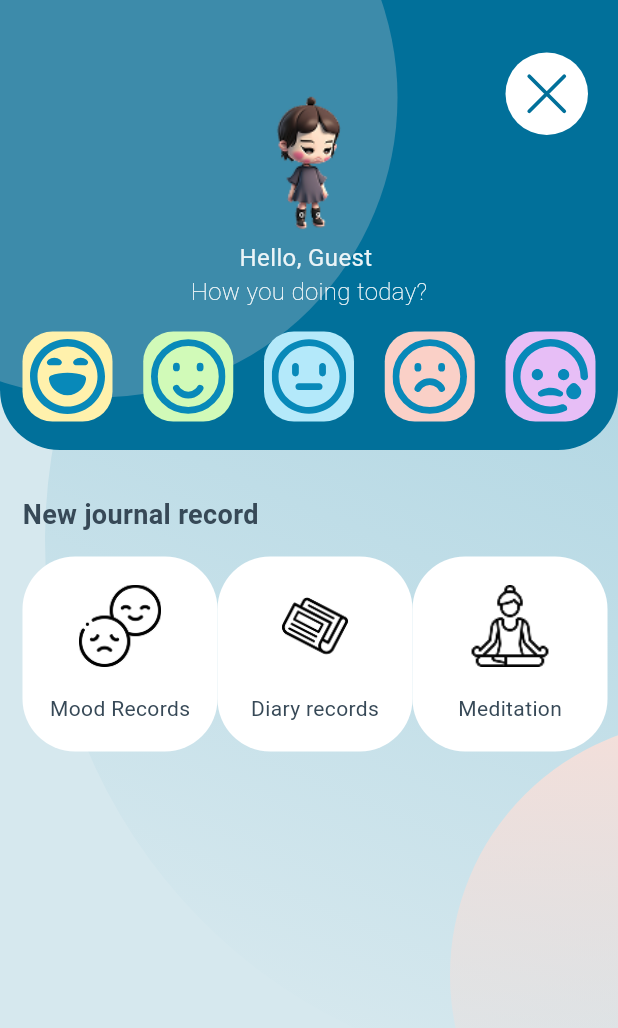
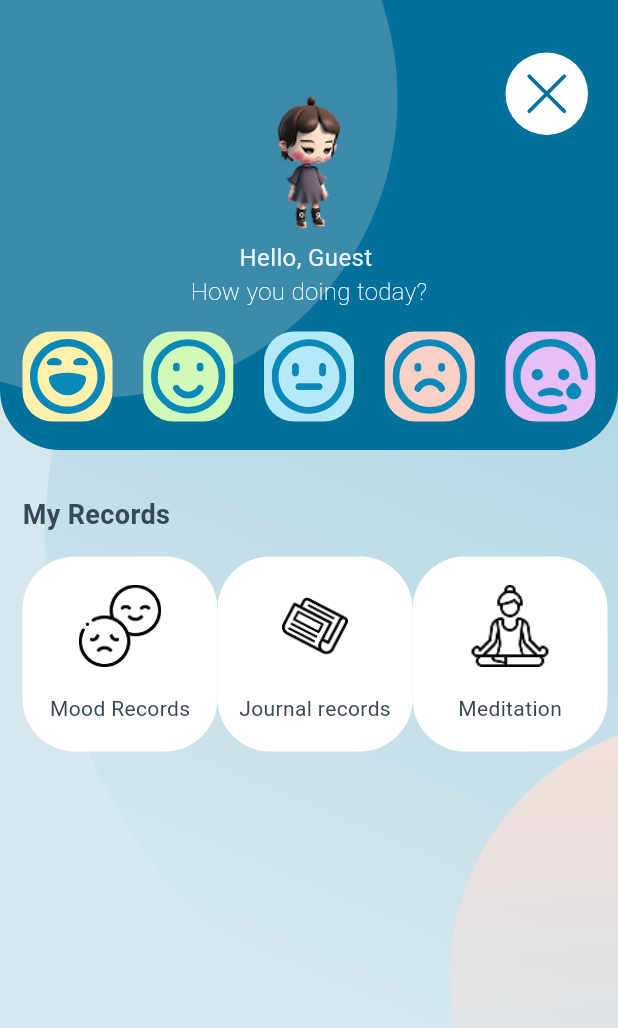
Before and after one commit to Maliikx/soul_support, a Flutter app: the profile_screen screen opened directly, on a phone screen of 412 x 824 dp. Shown: the top 1028 px of the screen. Run offline on Flutter 3.47's test engine with Material 3 defaults, Android fonts, the phone set to English and light mode, and no system bars; our stand-ins replace bloc, carousel_slider, dio, flutter_bloc, flutter_local_notifications, flutter_markdown and 8 more; missing offline and left inert: agora_rtc_engine, dart:ffi, flutter_inappwebview; accounts and stored records are empty; project files that could hold a hidden picture were left out.

Commit message:
resolved conflict

```diff
--- a/lib/main.dart
+++ b/lib/main.dart
@@ -1,6 +1,7 @@
 import 'package:flutter/material.dart';
 import 'package:flutter/services.dart';
 import 'package:flutter_bloc/flutter_bloc.dart';
+import 'package:flutter_local_notifications/flutter_local_notifications.dart';
 import 'package:hive_flutter/hive_flutter.dart';
 import 'package:soul_support/cubits/note%20cubit/note_cubit.dart';
 import 'package:soul_support/data/note_model.dart';
@@ -38,7 +39,7 @@ Future<void> main() async {
   final InitializationSettings initializationSettings = InitializationSettings(android: initializationSettingsAndroid);
 
   await flutterLocalNotificationsPlugin.initialize(initializationSettings);
-  SystemChrome.setEnabledSystemUIMode(SystemUiMode.manual, overlays: [SystemUiOverlay.bottom]);
+  // SystemChrome.setEnabledSystemUIMode(SystemUiMode.manual, overlays: [SystemUiOverlay.bottom]);
 
 
   WidgetsFlutterBinding.ensureInitialized();
@@ -61,7 +62,6 @@ class MyApp extends StatelessWidget {
     return  BlocProvider(
       create: (context) => NoteCubit(),
       child: MaterialApp(
-
         debugShowCheckedModeBanner: false,
         theme: ThemeData(scaffoldBackgroundColor: background),
         initialRoute: '/start',
--- a/lib/screens/Setting and proffile screens/mood_record_screen.dart
+++ b/lib/screens/Setting and proffile screens/mood_record_screen.dart
@@ -1,5 +1,6 @@
 import 'package:flutter/material.dart';
 import 'package:hive/hive.dart';
+import 'package:soul_support/widgets/exitBtn.dart';
 
 class moodrecord_screen extends StatefulWidget {
   const moodrecord_screen({super.key});
@@ -70,6 +71,7 @@ class _moodrecord_screenState extends State<moodrecord_screen> {
               ),
             ),
           ),
+          Exitbtn()
         ],
       ),
     );
--- a/lib/screens/Setting and proffile screens/profile_screen.dart
+++ b/lib/screens/Setting and proffile screens/profile_screen.dart
@@ -3,6 +3,7 @@ import 'package:flutter/material.dart';
 import 'package:flutter_svg/svg.dart';
 import 'package:hive/hive.dart';
 import 'package:soul_support/main.dart';
+import 'package:soul_support/screens/journalScreen.dart';
 import 'package:soul_support/widgets/exitBtn.dart';
 
 import '../../transitions/custom_transitions.dart';
@@ -211,7 +212,7 @@ class _profile_screenState extends State<profile_screen> {
               crossAxisAlignment: CrossAxisAlignment.start,
               children: [
                 Text(
-                  "New journal record",
+                  "My Records",
                   style: TextStyle(
                     color: Color(0xff374957),
                     fontSize: 18,
@@ -261,7 +262,12 @@ class _profile_screenState extends State<profile_screen> {
                       ),
 
                       // Second item: Diary record
-                      Container(
+                      GestureDetector(
+                        onTap: () {
+                          Navigator.push(context,
+                          slideRtL(ScreenWrapper(child: JournalScreen())));
+                        },
+                        child: Container(
                           decoration: BoxDecoration(
                             borderRadius: BorderRadius.circular(35),
                             color: const Color(0xffFFFFFF),
@@ -276,7 +282,7 @@ class _profile_screenState extends State<profile_screen> {
                                   height: 55,
                                   child: Image(image: AssetImage("assets/imgs/paper.png"))),
                               Text(
-                              "Diary records",
+                                "Journal records",
                                 style: TextStyle(
                                   color: Color(0xff374957),
                                   fontSize: 14,
@@ -284,6 +290,7 @@ class _profile_screenState extends State<profile_screen> {
                                 ),
                               ),
                             ],
+                          ),
                         ),
                       ),
                       // Third item: Meditation
```
Also changed, not shown: pubspec.lock, 3 other files. Lines whose indentation alone changed are shown as unchanged.
